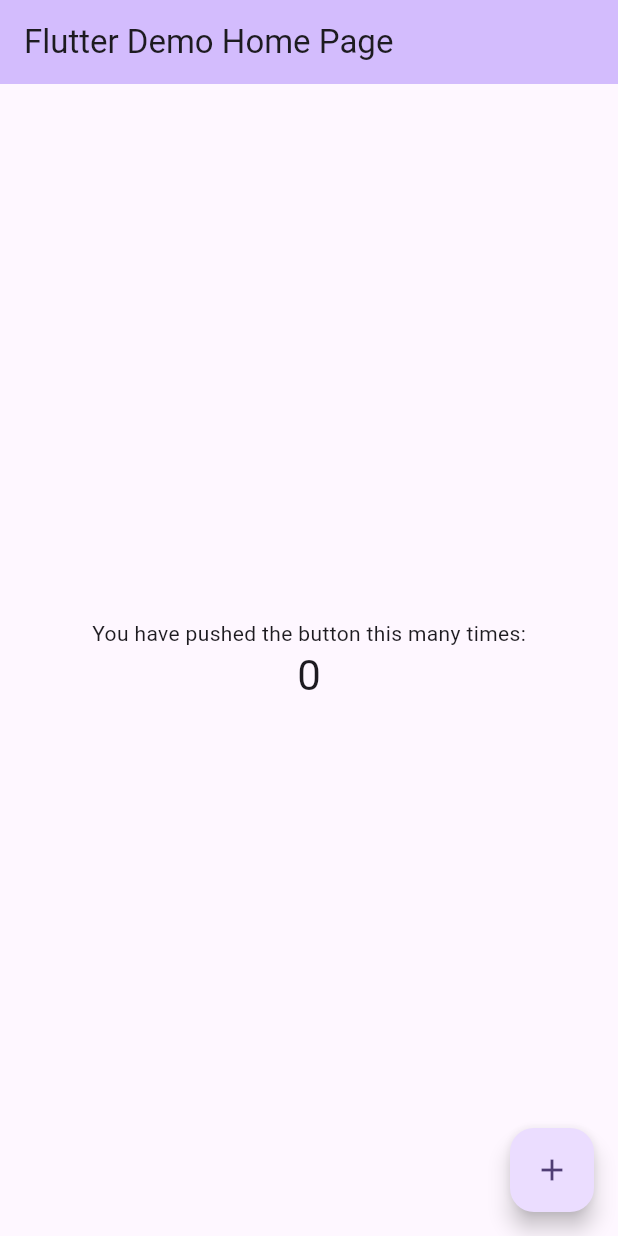
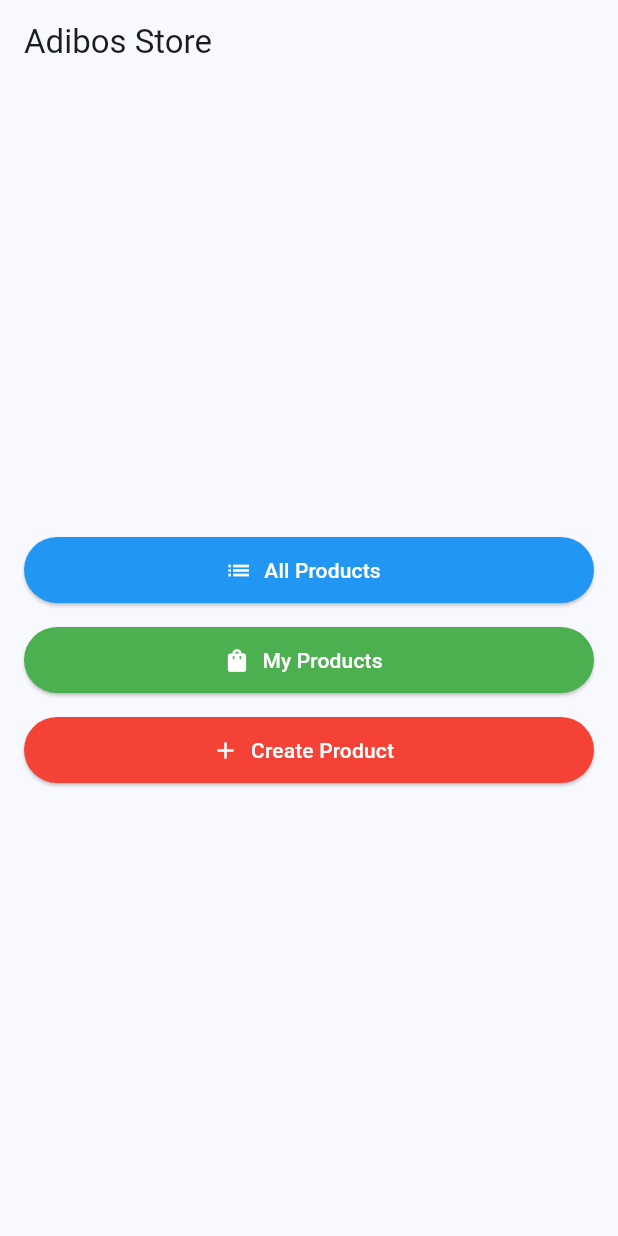
Before and after one commit to hamizghani/adibos-store-mobile, a Flutter app: the screen it shows after launch, on a phone screen of 412 x 824 dp. Run offline on Flutter 3.47's test engine with Material 3 defaults, Android fonts, the phone set to English and light mode, and no system bars.

Commit message:
feat: tugas 1

```diff
--- a/lib/main.dart
+++ b/lib/main.dart
@@ -7,116 +7,81 @@ void main() {
 class MyApp extends StatelessWidget {
   const MyApp({super.key});
 
-  // This widget is the root of your application.
   @override
   Widget build(BuildContext context) {
     return MaterialApp(
-      title: 'Flutter Demo',
+      title: 'Adibos Store',
       theme: ThemeData(
-        // This is the theme of your application.
-        //
-        // TRY THIS: Try running your application with "flutter run". You'll see
-        // the application has a purple toolbar. Then, without quitting the app,
-        // try changing the seedColor in the colorScheme below to Colors.green
-        // and then invoke "hot reload" (save your changes or press the "hot
-        // reload" button in a Flutter-supported IDE, or press "r" if you used
-        // the command line to start the app).
-        //
-        // Notice that the counter didn't reset back to zero; the application
-        // state is not lost during the reload. To reset the state, use hot
-        // restart instead.
-        //
-        // This works for code too, not just values: Most code changes can be
-        // tested with just a hot reload.
-        colorScheme: ColorScheme.fromSeed(seedColor: Colors.deepPurple),
+        colorScheme: ColorScheme.fromSeed(seedColor: Colors.blue),
+        useMaterial3: true,
       ),
-      home: const MyHomePage(title: 'Flutter Demo Home Page'),
+      home: const HomeScreen(),
     );
   }
 }
 
-class MyHomePage extends StatefulWidget {
-  const MyHomePage({super.key, required this.title});
+class HomeScreen extends StatelessWidget {
+  const HomeScreen({super.key});
 
-  // This widget is the home page of your application. It is stateful, meaning
-  // that it has a State object (defined below) that contains fields that affect
-  // how it looks.
-
-  // This class is the configuration for the state. It holds the values (in this
-  // case the title) provided by the parent (in this case the App widget) and
-  // used by the build method of the State. Fields in a Widget subclass are
-  // always marked "final".
-
-  final String title;
-
-  @override
-  State<MyHomePage> createState() => _MyHomePageState();
-}
-
-class _MyHomePageState extends State<MyHomePage> {
-  int _counter = 0;
-
-  void _incrementCounter() {
-    setState(() {
-      // This call to setState tells the Flutter framework that something has
-      // changed in this State, which causes it to rerun the build method below
-      // so that the display can reflect the updated values. If we changed
-      // _counter without calling setState(), then the build method would not be
-      // called again, and so nothing would appear to happen.
-      _counter++;
-    });
+  void _showSnackbar(BuildContext context, String message) {
+    ScaffoldMessenger.of(context).showSnackBar(
+      SnackBar(content: Text(message)),
+    );
   }
 
   @override
   Widget build(BuildContext context) {
-    // This method is rerun every time setState is called, for instance as done
-    // by the _incrementCounter method above.
-    //
-    // The Flutter framework has been optimized to make rerunning build methods
-    // fast, so that you can just rebuild anything that needs updating rather
-    // than having to individually change instances of widgets.
     return Scaffold(
       appBar: AppBar(
-        // TRY THIS: Try changing the color here to a specific color (to
-        // Colors.amber, perhaps?) and trigger a hot reload to see the AppBar
-        // change color while the other colors stay the same.
-        backgroundColor: Theme.of(context).colorScheme.inversePrimary,
-        // Here we take the value from the MyHomePage object that was created by
-        // the App.build method, and use it to set our appbar title.
-        title: Text(widget.title),
+        title: const Text('Adibos Store'),
       ),
-      body: Center(
-        // Center is a layout widget. It takes a single child and positions it
-        // in the middle of the parent.
+      body: Padding(
+        padding: const EdgeInsets.all(16.0),
         child: Column(
-          // Column is also a layout widget. It takes a list of children and
-          // arranges them vertically. By default, it sizes itself to fit its
-          // children horizontally, and tries to be as tall as its parent.
-          //
-          // Column has various properties to control how it sizes itself and
-          // how it positions its children. Here we use mainAxisAlignment to
-          // center the children vertically; the main axis here is the vertical
-          // axis because Columns are vertical (the cross axis would be
-          // horizontal).
-          //
-          // TRY THIS: Invoke "debug painting" (choose the "Toggle Debug Paint"
-          // action in the IDE, or press "p" in the console), to see the
-          // wireframe for each widget.
           mainAxisAlignment: MainAxisAlignment.center,
-          children: <Widget>[
-            const Text('You have pushed the button this many times:'),
-            Text(
-              '$_counter',
-              style: Theme.of(context).textTheme.headlineMedium,
+          crossAxisAlignment: CrossAxisAlignment.stretch,
+          children: [
+            ElevatedButton.icon(
+              icon: const Icon(Icons.list),
+              label: const Padding(
+                padding: EdgeInsets.symmetric(vertical: 12.0),
+                child: Text('All Products'),
+              ),
+              style: ElevatedButton.styleFrom(
+                backgroundColor: Colors.blue,
+                foregroundColor: Colors.white,
+              ),
+              onPressed: () => _showSnackbar(context, 'Kamu telah menekan tombol All Products'),
+            ),
+            const SizedBox(height: 12),
+            ElevatedButton.icon(
+              icon: const Icon(Icons.shopping_bag),
+              label: const Padding(
+                padding: EdgeInsets.symmetric(vertical: 12.0),
+                child: Text('My Products'),
+              ),
+              style: ElevatedButton.styleFrom(
+                backgroundColor: Colors.green,
+                foregroundColor: Colors.white,
+              ),
+              onPressed: () => _showSnackbar(context, 'Kamu telah menekan tombol My Products'),
+            ),
+            const SizedBox(height: 12),
+            ElevatedButton.icon(
+              icon: const Icon(Icons.add),
+              label: const Padding(
+                padding: EdgeInsets.symmetric(vertical: 12.0),
+                child: Text('Create Product'),
+              ),
+              style: ElevatedButton.styleFrom(
+                backgroundColor: Colors.red,
+                foregroundColor: Colors.white,
+              ),
+              onPressed: () => _showSnackbar(context, 'Kamu telah menekan tombol Create Product'),
             ),
           ],
         ),
       ),
-      floatingActionButton: FloatingActionButton(
-        onPressed: _incrementCounter,
-        tooltip: 'Increment',
-        child: const Icon(Icons.add),
-      ), // This trailing comma makes auto-formatting nicer for build methods.
     );
   }
 }
```
Also changed, not shown: 1 other file.
